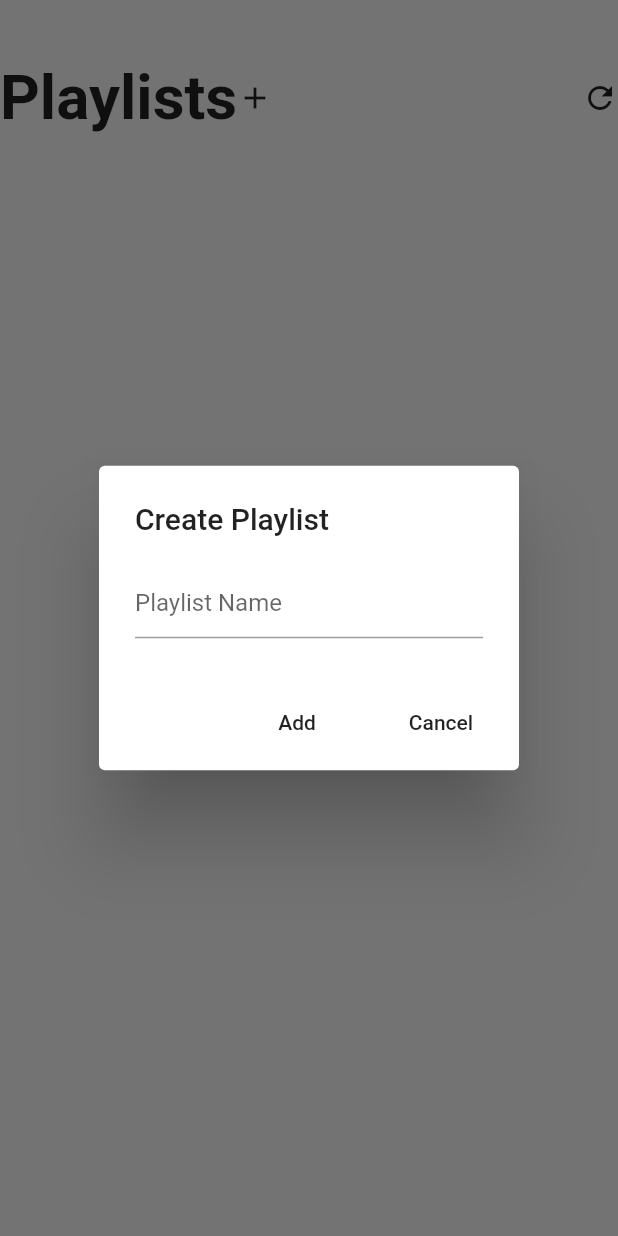
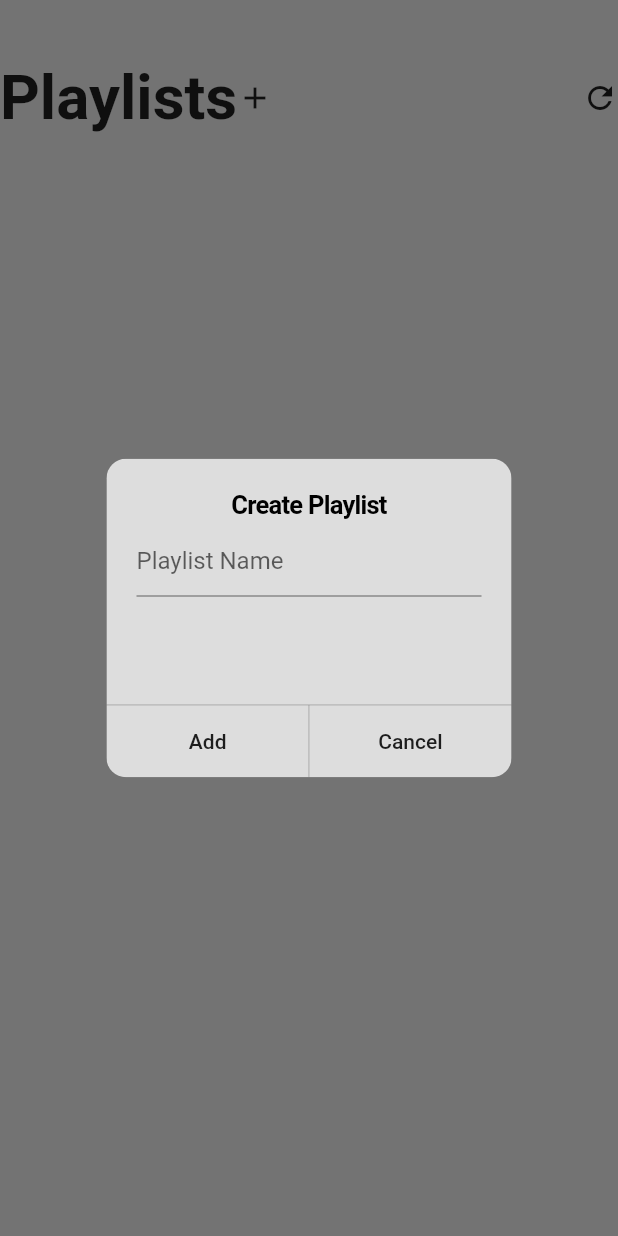
Before and after one commit to AndrewCPU/replace, a Flutter app: the PlaylistPage widget shown alone on an empty page, opened directly, after a tap on the "add" icon, on a phone screen of 412 x 824 dp. Run offline on Flutter 3.47's test engine with Material 2 defaults, Android fonts, the phone set to English and light mode, and no system bars; our stand-ins replace email_validator, qr_flutter, shared_preferences, simple_animations, sliding_up_panel; missing offline and left inert: flutter_statusbarcolor, qrscan; accounts and stored records are empty; network calls fail.

Commit message:
update playlist after adding

```diff
--- a/lib/pages/NavigationBar/playlist.dart
+++ b/lib/pages/NavigationBar/playlist.dart
@@ -1,4 +1,5 @@
 import 'package:Replace/network/YoutubeConnection.dart';
+import 'package:flutter/cupertino.dart';
 import 'package:flutter/material.dart';
 import 'package:shared_preferences/shared_preferences.dart';
 
@@ -17,11 +18,18 @@ class PlaylistHelper {
     return showDialog(
         context: context,
         builder: (context) {
-          return AlertDialog(
+          return CupertinoAlertDialog(
             title: Text('Create Playlist'),
-            content: TextFormField(
-              controller: _textEditingController,
-              decoration: InputDecoration(hintText: "Playlist Name"),
+            content: Container(
+              width: 500,
+              height: 100,
+              child: Scaffold(
+                backgroundColor: Colors.transparent,
+                body: TextFormField(
+                  controller: _textEditingController,
+                  decoration: InputDecoration(hintText: "Playlist Name"),
+                ),
+              ),
             ),
             actions: <Widget>[
               FlatButton(
--- a/lib/pages/NavigationBar/playlistpage.dart
+++ b/lib/pages/NavigationBar/playlistpage.dart
@@ -3,10 +3,10 @@ import 'package:flutter/material.dart';
 
 class PlaylistPage extends StatefulWidget {
   @override
-  _PlaylistPageState createState() => _PlaylistPageState();
+  PlaylistPageState createState() => PlaylistPageState();
 }
 
-class _PlaylistPageState extends State<PlaylistPage>
+class PlaylistPageState extends State<PlaylistPage>
     with TickerProviderStateMixin {
   List<Playlist> playlists = [];
 
```
Also changed, not shown: lib/pages/home.dart (+8 -0 lines), lib/pages/widgets/youtubeentry.dart (+4 -53 lines).
